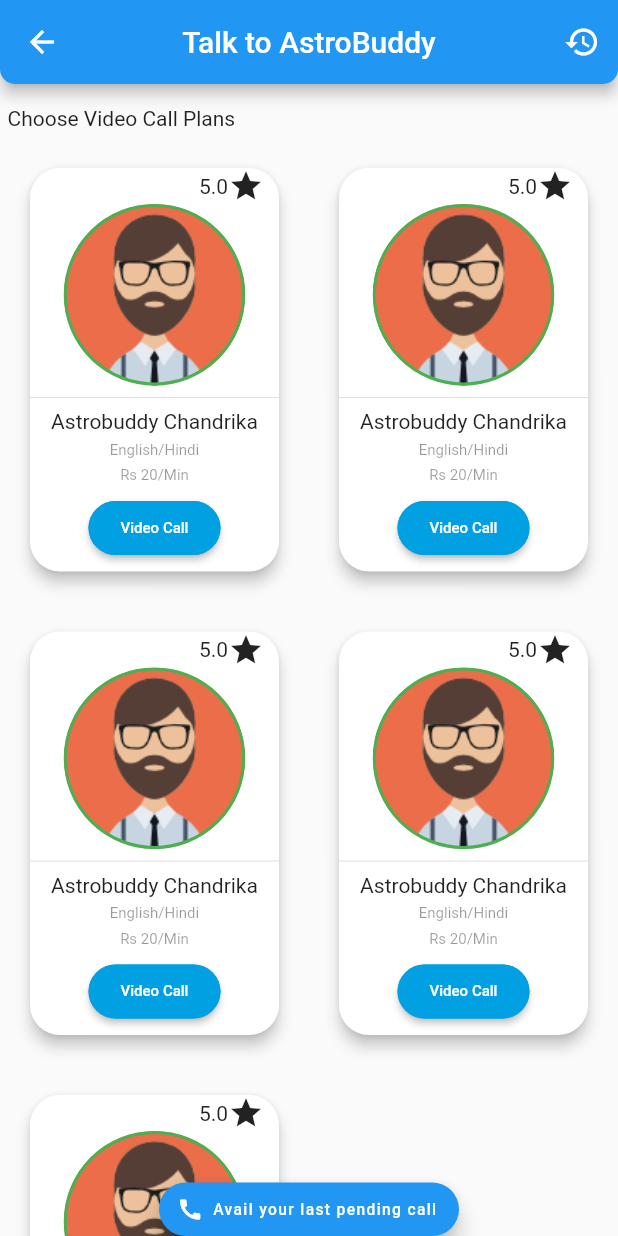
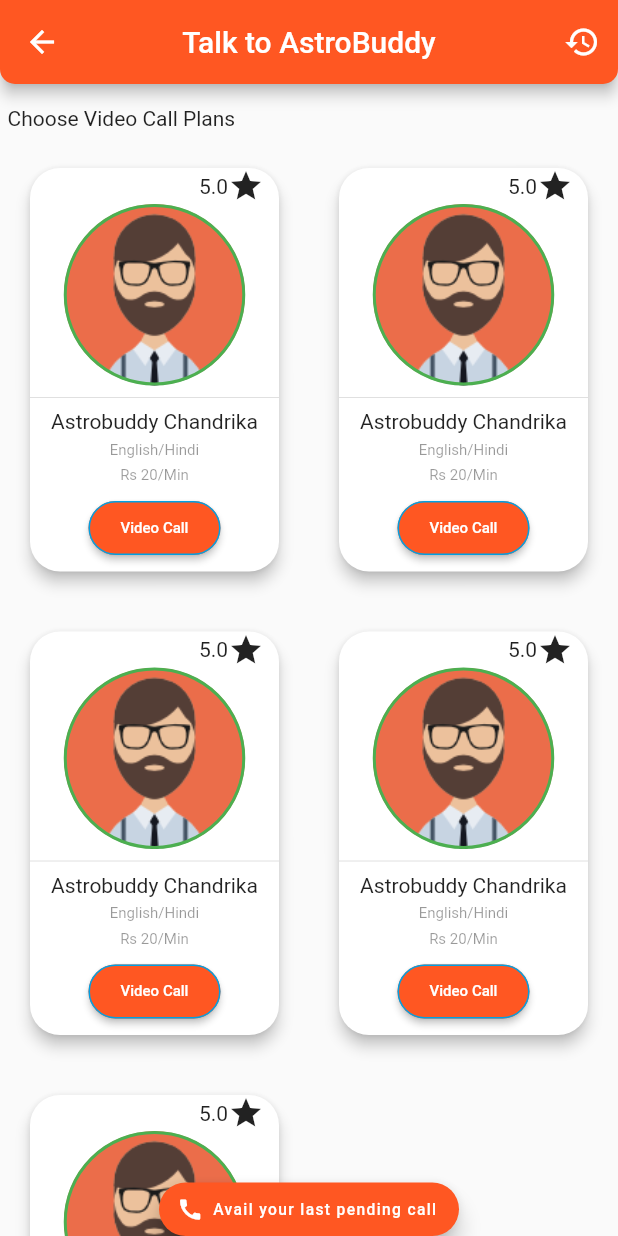
Before and after one commit to Deathstar427/AstroBuddy, a Flutter app: the screen it shows after launch, after a tap on "Live Call", on a phone screen of 412 x 824 dp. Run offline on Flutter 3.47's test engine with Material 2 defaults, Android fonts, the phone set to English and light mode, and no system bars; our stand-ins replace bottom_navy_bar, carousel_slider; network calls fail.

Commit message:
Theme Color

```diff
--- a/lib/call.dart
+++ b/lib/call.dart
@@ -14,7 +14,7 @@ class _CallPage extends State<CallPage> {
     double height = MediaQuery.of(context).size.height;
     double width = MediaQuery.of(context).size.width;
     return Scaffold(
-      appBar: AppBar(
+      appBar: AppBar( backgroundColor: Colors.deepOrange,
         shape: RoundedRectangleBorder(
             borderRadius: BorderRadius.vertical(
           bottom: Radius.circular(10),
@@ -80,6 +80,7 @@ class _CallPage extends State<CallPage> {
           //height: 20,
           child: FittedBox(
             child: FloatingActionButton.extended(
+              backgroundColor: Colors.deepOrange,
               onPressed: () => Navigator.push(
                   context, MaterialPageRoute(builder: (context) => Pencall())),
               hoverColor: Colors.grey[400],
@@ -172,7 +173,7 @@ Widget videoButton() {
           side: BorderSide(color: Color.fromRGBO(0, 160, 227, 1))),
       onPressed: () {},
       padding: EdgeInsets.all(10.0),
-      color: Color.fromRGBO(0, 160, 227, 1),
+      color: Colors.deepOrange,
       textColor: Colors.white,
       child: Text("Video Call", style: TextStyle(fontSize: 10)),
     ),
--- a/lib/chat.dart
+++ b/lib/chat.dart
@@ -6,7 +6,7 @@ class ChatPage extends StatelessWidget {
   Widget build(BuildContext context) {
     var screensize = MediaQuery.of(context).size;
     return Scaffold(
-      appBar: AppBar(
+      appBar: AppBar( backgroundColor: Colors.deepOrange,
         shape: RoundedRectangleBorder(
             borderRadius: BorderRadius.vertical(
           bottom: Radius.circular(10),
@@ -158,6 +158,7 @@ class ChatPage extends StatelessWidget {
           width: 100,
           child: FittedBox(
             child: FloatingActionButton.extended(
+              backgroundColor: Colors.deepOrange,
               onPressed: () {},
               hoverColor: Colors.grey[400],
               icon: Icon(Icons.chat),
--- a/lib/contact_us.dart
+++ b/lib/contact_us.dart
@@ -9,7 +9,7 @@ class ContactUs extends StatelessWidget{
       title: 'AstroBuddy',
 
       home:Scaffold(
-      appBar: AppBar(
+      appBar: AppBar(backgroundColor: Colors.deepOrange,
           shape: RoundedRectangleBorder(
               borderRadius: BorderRadius.vertical(
             bottom: Radius.circular(10),
--- a/lib/home.dart
+++ b/lib/home.dart
@@ -45,25 +45,30 @@ class _AppState extends State<App> {
 
   Widget buildBottomNav() {
     return BottomNavyBar(
+      backgroundColor: Colors.cyan[90],
       selectedIndex: index,
       onItemSelected: (index) => setState(() => this.index = index),
       items: <BottomNavyBarItem>[
         BottomNavyBarItem(
+          activeColor: Colors.deepOrange,
           icon: Icon(Icons.home),
           title: Text("Home"),
           textAlign: TextAlign.center,
         ),
         BottomNavyBarItem(
+          activeColor: Colors.deepOrange,
           icon: Icon(Icons.chat),
           title: Text("Chat"),
           textAlign: TextAlign.center,
         ),
         BottomNavyBarItem(
+          activeColor: Colors.deepOrange,
           icon: Icon(Icons.call),
           title: Text("Call"),
           textAlign: TextAlign.center,
         ),
         BottomNavyBarItem(
+          activeColor: Colors.deepOrange,
           icon: Icon(Icons.settings),
           title: Text("Settings"),
           textAlign: TextAlign.center,
--- a/lib/home1.dart
+++ b/lib/home1.dart
@@ -15,7 +15,7 @@ class _HomePage extends State<HomePage> {
   @override
   Widget build(BuildContext context) {
     return Scaffold(
-        appBar: AppBar(
+        appBar: AppBar(backgroundColor: Colors.deepOrange,
           shape: RoundedRectangleBorder(
               borderRadius: BorderRadius.vertical(
             bottom: Radius.circular(10),
@@ -47,7 +47,9 @@ class _HomePage extends State<HomePage> {
             Container(
               child: Row(
                 children: [
-                  ElevatedButton(
+                  ElevatedButton( style: ElevatedButton.styleFrom(
+                    primary: Colors.deepOrange,
+                  ),
                     onPressed: () => Navigator.push(context,
                         MaterialPageRoute(builder: (context) => CallPage())),
                     child: Row(children: [
@@ -59,7 +61,9 @@ class _HomePage extends State<HomePage> {
                   Text("  "),
                   Text("-OR-"),
                   Text("  "),
-                  ElevatedButton(
+                  ElevatedButton(style: ElevatedButton.styleFrom(
+                    primary: Colors.deepOrange,
+                  ),
                     onPressed: () => Navigator.push(context,
                         MaterialPageRoute(builder: (context) => ChatPage())),
                     child: Row(
@@ -80,7 +84,9 @@ class _HomePage extends State<HomePage> {
             ),
             Container(
               child: Center(
-                child: ElevatedButton(
+                child: ElevatedButton( style: ElevatedButton.styleFrom(
+                    primary: Colors.deepOrange,
+                  ),
                   onPressed: users,
                   child: Row(
                     children: [
--- a/lib/offers.dart
+++ b/lib/offers.dart
@@ -56,7 +56,8 @@ class Offers extends StatelessWidget {
   @override
   Widget build(BuildContext context) {
     return Scaffold(
-      appBar: AppBar(title: Text('Our Offers')),
+      appBar: AppBar( backgroundColor: Colors.deepOrange,
+        title: Text('Our Offers')),
       body:
 
           Column(
--- a/lib/pending_call.dart
+++ b/lib/pending_call.dart
@@ -14,7 +14,7 @@ class _PendState extends State<Pencall>{
       title: 'AstroBuddy',
 
       home:Scaffold(
-        appBar: AppBar(
+        appBar: AppBar(backgroundColor: Colors.deepOrange,
           shape: RoundedRectangleBorder(
               borderRadius: BorderRadius.vertical(
             bottom: Radius.circular(10),
--- a/lib/profile.dart
+++ b/lib/profile.dart
@@ -1,3 +1,4 @@
+import 'package:astrobuddy_test/settings.dart';
 import 'package:flutter/material.dart';
 import 'package:flutter/cupertino.dart';
 //import 'package:intl/intl.dart';
@@ -28,7 +29,7 @@ class _ProfileState extends State<Profile>{
               )),
           leading: new IconButton(icon: new Icon(Icons.arrow_back), onPressed: (){
             Navigator.push(
-                context, MaterialPageRoute(builder: (context) => App()));
+                context, MaterialPageRoute(builder: (context) => Settings()));
           }
           ),
           centerTitle: true,
--- a/lib/settings.dart
+++ b/lib/settings.dart
@@ -22,7 +22,7 @@ class _SettingsState extends State<Settings>{
       title: 'AstroBuddy',
 
       home:Scaffold(
-        appBar: AppBar(
+        appBar: AppBar(backgroundColor: Colors.deepOrange,
           shape: RoundedRectangleBorder(
               borderRadius: BorderRadius.vertical(
             bottom: Radius.circular(10),
```
Also changed, not shown: lib/call_creds.dart (+5 -2 lines).
